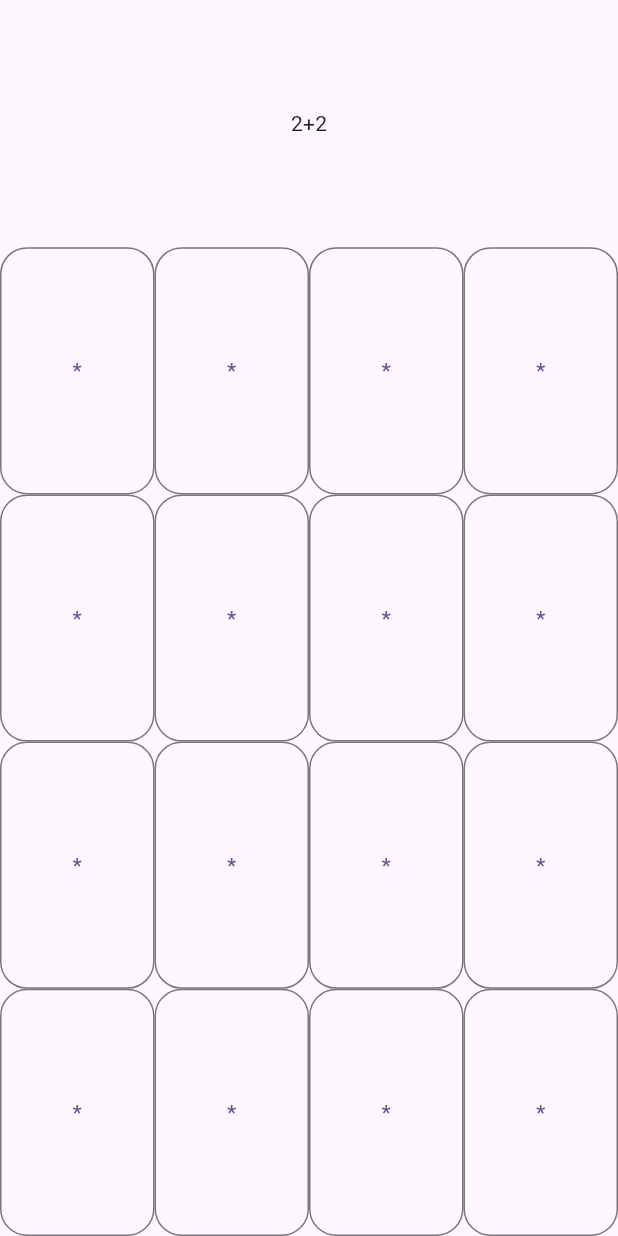
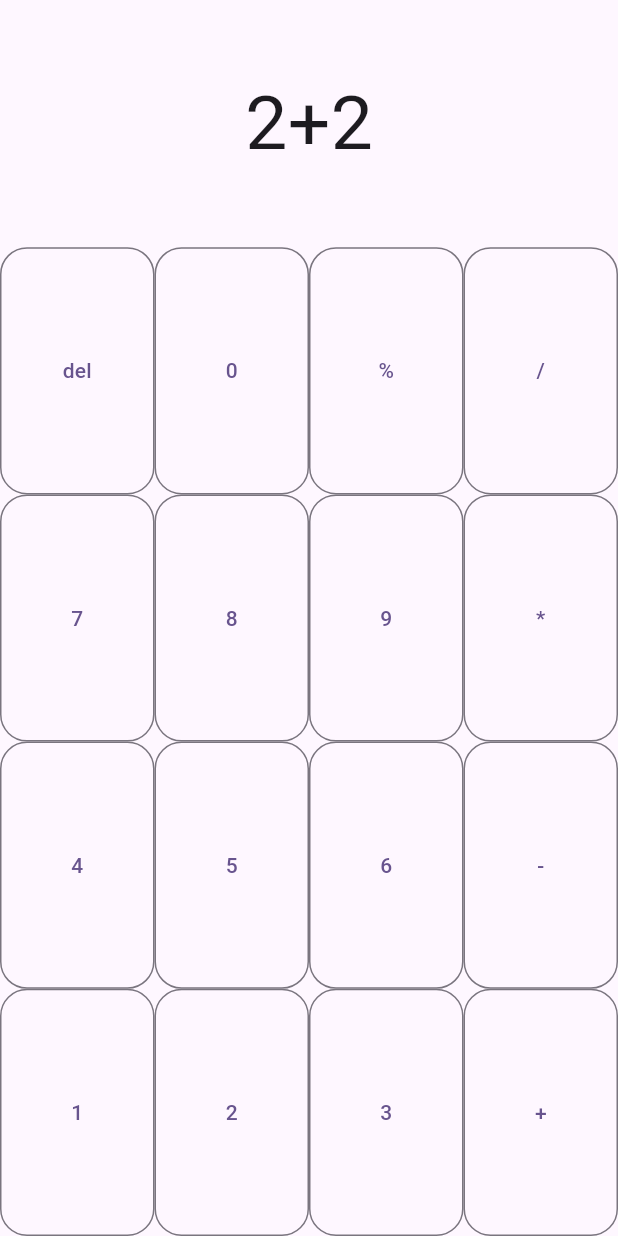
Before and after one commit to xchizhx/calculator, a Flutter app: the screen it shows after launch, on a phone screen of 412 x 824 dp. Run offline on Flutter 3.47's test engine with Material 3 defaults, Android fonts, the phone set to English and light mode, and no system bars.

Commit message:
calculator_1.1

```diff
--- a/lib/main.dart
+++ b/lib/main.dart
@@ -41,7 +41,7 @@ class _MyHomePageState extends State<MyHomePage> {
             style: OutlinedButton.styleFrom(
                 shape: RoundedRectangleBorder(
                     borderRadius: BorderRadius.circular(18))),
-            child: Text("*")),
+            child: Text(text)),
       ),
     );
   }
@@ -65,25 +65,28 @@ class _MyHomePageState extends State<MyHomePage> {
                   const Expanded(
                       child: Row(
                         mainAxisAlignment: MainAxisAlignment.center,
-                    children: [Text("2"), Text("+"), Text("2")],
+                    children: [
+                      Text("2", style: TextStyle(fontSize: 50)),
+                      Text("+", style: TextStyle(fontSize: 50)),
+                      Text("2", style: TextStyle(fontSize: 50),)],
                   )),
                   Expanded(
                       child: Row(
                     mainAxisAlignment: MainAxisAlignment.center,
                     children: [
-                      getButton("*"),
-                      getButton("*"),
-                      getButton("*"),
-                      getButton("*")
+                      getButton("del"),
+                      getButton("0"),
+                      getButton("%"),
+                      getButton("/")
                     ],
                   )),
                   Expanded(
                       child: Row(
                         mainAxisAlignment: MainAxisAlignment.center,
                         children: [
-                          getButton("*"),
-                          getButton("*"),
-                          getButton("*"),
+                          getButton("7"),
+                          getButton("8"),
+                          getButton("9"),
                           getButton("*")
                         ],
                       )),
@@ -91,20 +94,20 @@ class _MyHomePageState extends State<MyHomePage> {
                       child: Row(
                         mainAxisAlignment: MainAxisAlignment.center,
                         children: [
-                          getButton("*"),
-                          getButton("*"),
-                          getButton("*"),
-                          getButton("*")
+                          getButton("4"),
+                          getButton("5"),
+                          getButton("6"),
+                          getButton("-")
                         ],
                       )),
                   Expanded(
                       child: Row(
                         mainAxisAlignment: MainAxisAlignment.center,
                         children: [
-                          getButton("*"),
-                          getButton("*"),
-                          getButton("*"),
-                          getButton("*")
+                          getButton("1"),
+                          getButton("2"),
+                          getButton("3"),
+                          getButton("+")
                         ],
                       ))
                 ],
```
